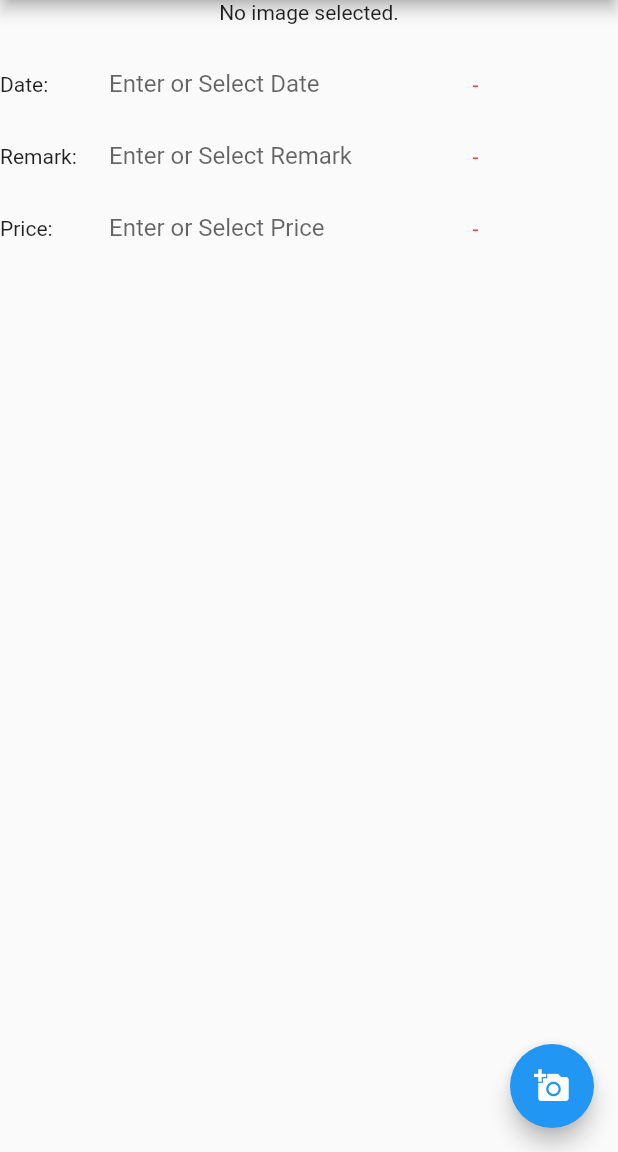
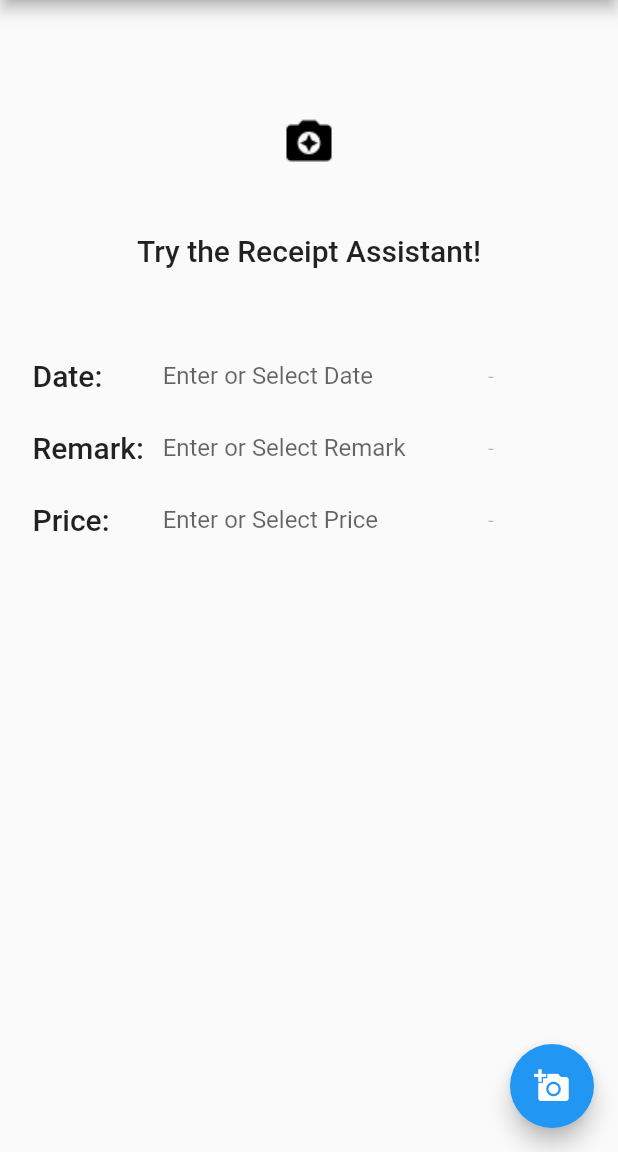
Before and after one commit to hilfritz/FlutterReceiptOcr, a Flutter app: the screen it shows after launch, after a tap on the "add a photo" icon, on a phone screen of 412 x 824 dp, the part 84-1236 px from its top. Run offline on Flutter 3.47's test engine with Material 2 defaults, Android fonts, the phone set to English and light mode, and no system bars; our stand-ins replace image_picker, jiffy, progress_dialog, rxdart; missing offline and left inert: firebase_ml_vision; accounts and stored records are empty.

Commit message:
updated ui, fixed error where textfields get reset to empty

```diff
--- a/sampleocr/lib/main.dart
+++ b/sampleocr/lib/main.dart
@@ -2,16 +2,20 @@ import 'dart:io';
 
 import 'package:firebase_ml_vision/firebase_ml_vision.dart';
 import 'package:flutter/material.dart';
+import 'package:flutter/services.dart';
 import 'package:image_picker/image_picker.dart';
 import 'package:rxdart/src/subjects/publish_subject.dart';
 import 'package:sampleocr/receiptusecase.dart';
+import 'package:progress_dialog/progress_dialog.dart';
 
 import 'receipt_parser.dart';
 import 'package:jiffy/jiffy.dart';
 
 void main() => runApp(MyApp());
 
-
+enum TextFieldType{
+  DATE, REMARK, PRICE
+}
 
 class MyApp extends StatelessWidget {
   // This widget is the root of your application.
@@ -42,7 +46,7 @@ class _MyHomePageState extends State<MyHomePage> implements ReceiptUseCaseView{
   String _ocrResult = "";
   TextRecognizer textRecognizer = FirebaseVision.instance.textRecognizer();
   ReceiptUseCase receiptUseCase = new ReceiptUseCaseImpl();
-
+  double shorterDimention = 0;
   @override
   PublishSubject<List<String>> dateList;
   @override
@@ -56,6 +60,7 @@ class _MyHomePageState extends State<MyHomePage> implements ReceiptUseCaseView{
   @override
   String selectedPrice;
 
+  ProgressDialog pr;
 
   @override
   void initState() {
@@ -74,32 +79,71 @@ class _MyHomePageState extends State<MyHomePage> implements ReceiptUseCaseView{
 
   Future getImage() async {
     var image = await ImagePicker.pickImage(source: ImageSource.camera);
+    receiptUseCase.run(image, textRecognizer);
     setState(() {
       _image = image;
     });
-    FirebaseVisionImage visionImage = FirebaseVisionImage.fromFile(image);
-    final VisionText visionText = await textRecognizer.processImage(visionImage);
-    receiptUseCase.run(visionText);
+    //FirebaseVisionImage visionImage = FirebaseVisionImage.fromFile(image);
+    //final VisionText visionText = await textRecognizer.processImage(visionImage);
+    //receiptUseCase.run(visionText);
   }
 
   @override
   void showLoading() {
-
+    pr.show();
+    print("showLoading:");
   }
 
   @override
   void hideLoading() {
 
+
+    Future.delayed(const Duration(milliseconds: 1000), () {
+      pr.hide().then((x){
+        print("hideLoading:");
+      });
+
+    });
   }
+
+  void initProcessReceiptLoading(BuildContext context){
+    pr = new ProgressDialog(context,type: ProgressDialogType.Normal, isDismissible: true, showLogs: false);
+    pr.style(
+      message: 'Loading...',
+      borderRadius: 10.0,
+      backgroundColor: Colors.white,
+      progressWidget: CircularProgressIndicator(),
+      elevation: 10.0,
+      insetAnimCurve: Curves.easeInOut,
+      progress: 0.0,
+      maxProgress: 100.0,
+      progressTextStyle: TextStyle(
+        color: Colors.black, fontSize: 13.0, fontWeight: FontWeight.w400),
+      messageTextStyle: TextStyle(
+        color: Colors.black, fontSize: 19.0, fontWeight: FontWeight.w600)
+      );
+  }
+
+  void hideKeyboard(){
+    FocusScope.of(context).requestFocus(FocusNode());
+  }
+
+  var dateController = TextEditingController();
+  var remarkController = TextEditingController();
+  var priceController = TextEditingController();
 
   @override
   Widget build(BuildContext context) {
+    //pr = new ProgressDialog(context);
+    initProcessReceiptLoading(context);
     double width = MediaQuery.of(context).size.width;
     double height = MediaQuery.of(context).size.height;
 
     double receiptWidthHeight = 0;
     double textFieldWidth = 0;
-    double shorterDimention = 0;
+
+
+    //See: https://pub.dev/packages/autocomplete_textfield
     if (width<height){
       receiptWidthHeight = width * 0.5;
       shorterDimention = width;
@@ -112,11 +156,14 @@ class _MyHomePageState extends State<MyHomePage> implements ReceiptUseCaseView{
     double labelWidth = shorterDimention * 0.25;
     double remarkWidth = shorterDimention * 0.65;
     double dropdownWidth = shorterDimention * 0.1;
+    double captureIconWidth = shorterDimention * 0.3;
+
+    var firstRow = getColumn(dateController, "Date:", "Enter or Select Date", dateList.stream, selectedDate, TextFieldType.DATE);
+    var secodRow = getColumn(remarkController, "Remark:", "Enter or Select Remark",  nameList.stream, selectedName, TextFieldType.REMARK);
+    var thirdRow = getColumn(priceController, "Price:", "Enter or Select Price", priceList.stream, selectedPrice, TextFieldType.PRICE);
+    //var thirdRow = Container();
 
 
-    var firstRow = getColumn(TextEditingController(), "Date:", "Enter or Select Date", dateList.stream, selectedDate);
-    var secodRow = getColumn(TextEditingController(), "Remark:", "Enter or Select Remark",  nameList.stream, selectedName);
-    var thirdRow = getColumn(TextEditingController(), "Price:", "Enter or Select Price", priceList.stream, selectedPrice);
     /*
     var firstRow = Row(
                   mainAxisAlignment: MainAxisAlignment.center,
@@ -200,7 +247,30 @@ class _MyHomePageState extends State<MyHomePage> implements ReceiptUseCaseView{
         child: Column(
           children: <Widget>[
             _image == null
-                ? Text('No image selected.')
+                ? Column(
+                  children: <Widget>[
+                    //Padding(padding: EdgeInsets.all(16.0),),
+                    //Text('Enter Receipt Details Below', style: Theme.of(context).textTheme.title,),
+                    //Padding(padding: EdgeInsets.all(16.0),),
+                    //Text('OR'),
+                    Padding(
+                      padding: EdgeInsets.all(16.0),
+                    ),
+                    GestureDetector(
+                        onTap: ()  {
+                          getImage();
+                        },
+                        child: Column(
+                        children: <Widget>[
+                          Image.asset('assets/images/camera1.png', width: captureIconWidth, height: captureIconWidth,),
+                          Text('Try the Receipt Assistant!',  style: Theme.of(context).textTheme.title)
+                        ],
+                      ),
+                    ),
+                    Padding(padding: EdgeInsets.all(16.0),),
+
+                  ],
+                )
                 : Image.file(_image, width: receiptWidthHeight, height: receiptWidthHeight,),
                 Text("")
             ,
@@ -219,24 +289,61 @@ class _MyHomePageState extends State<MyHomePage> implements ReceiptUseCaseView{
   }
 
 
-  Widget getColumn(TextEditingController controller, String label, String hint, Stream stream, String selected){
+  Widget getTextFieldByTextFieldType(TextFieldType textFieldType, TextEditingController controller, hint){
+    if (textFieldType==TextFieldType.DATE){
+
+      return TextField(
+        controller: controller,
+        decoration: InputDecoration(
+            border: InputBorder.none,
+            hintText: hint
+        ),
+      );
+    }
+    if (textFieldType==TextFieldType.REMARK){
+
+      return TextField(
+        controller: controller,
+        decoration: InputDecoration(
+            border: InputBorder.none,
+            hintText: hint
+        ),
+      );
+    }
+    if (textFieldType==TextFieldType.PRICE){
+
+      return TextField(
+        controller: controller,
+          keyboardType: TextInputType.numberWithOptions(decimal: true, signed: false),
+          inputFormatters: <TextInputFormatter>[
+            WhitelistingTextInputFormatter.digitsOnly
+          ],
+        decoration: InputDecoration(
+            border: InputBorder.none,
+            hintText: hint
+        ),
+      );
+    }
+    return Container();
+  }
+
+  Widget getColumn(TextEditingController controller, String label, String hint, Stream stream, String selected, TextFieldType textFieldType){
     return Row(
       mainAxisAlignment: MainAxisAlignment.center,
       mainAxisSize: MainAxisSize.max,
       children: [
         Expanded(
-            flex: 15,
-            child: Text(label,  textAlign: TextAlign.left,)
+            flex: 5,
+            child: Container(),
+        ),
+        Expanded(
+            flex: 20,
+            child: Text(label,  textAlign: TextAlign.left, style: Theme.of(context).textTheme.title,)
         ),
         Expanded(
           flex: 50,
-          child: TextField(
-            controller: controller,
-            decoration: InputDecoration(
-                border: InputBorder.none,
-                hintText: hint
-            ),
-          ),
+          child:
+          getTextFieldByTextFieldType(textFieldType, controller, hint)
         )
         ,
         Expanded(
@@ -253,7 +360,7 @@ class _MyHomePageState extends State<MyHomePage> implements ReceiptUseCaseView{
         if (snapshot.hasData){
           return buildDropwDown(snapshot.data, hint, selected, controller);
         }
-        return Text("-",  textAlign: TextAlign.left,style: TextStyle(color: Colors.red), textDirection: TextDirection.ltr);
+        return Text("-",  textAlign: TextAlign.left,style: TextStyle(color: Colors.black26), textDirection: TextDirection.ltr);
 
       },
     );
@@ -262,10 +369,16 @@ class _MyHomePageState extends State<MyHomePage> implements ReceiptUseCaseView{
   Widget buildDropwDown(List<String> list, String hint, String selected, TextEditingController controller) {
     List<DropdownMenuItem<String>> dropdownMenuItemList = List.generate(list.length, (i){
       return DropdownMenuItem<String>(
-        child: Text(
-            list[i],
-            textAlign: TextAlign.left,
-            style: TextStyle(color: Colors.blueGrey)),
+        child:
+          Container(
+            width: shorterDimention * 0.5,
+            child: Text(
+                list[i],
+                textAlign: TextAlign.left,
+                style: TextStyle(color: Colors.blueGrey, )
+
+            ),
+          ),
         value: i.toString(),
       );
     });
@@ -276,15 +389,37 @@ class _MyHomePageState extends State<MyHomePage> implements ReceiptUseCaseView{
           selected = list[int.parse(val)];
           controller.text = selected;
         },
-
+        autofocus: false,
         hint: Text(hint, textAlign: TextAlign.left, style: TextStyle(color: Colors.redAccent)));
 
     //return dropdownButton;
 
     //https://github.com/flutter/flutter/issues/16606
-    return DropdownButtonHideUnderline(
-      child: dropdownButton
+    //return DropdownButtonHideUnderline(
+    //  child: dropdownButton
+    //);
+
+
+    var stack = Stack(
+      children: <Widget>[
+
+        Container(
+          width: 50,
+          color: Colors.transparent,
+          child: Image.asset('assets/images/dropdown.png', height: 50,),
+        ),
+        Container(
+          width: 50,
+          color: Colors.transparent,
+          child: DropdownButtonHideUnderline(
+              child: dropdownButton
+          ),
+        ),
+
+      ],
     );
+
+    return stack;
 
 
   }
--- a/sampleocr/lib/receiptusecase.dart
+++ b/sampleocr/lib/receiptusecase.dart
@@ -1,3 +1,5 @@
+import 'dart:io';
+
 import 'package:firebase_ml_vision/firebase_ml_vision.dart';
 import 'package:rxdart/rxdart.dart';
 import 'package:sampleocr/Receipt.dart';
@@ -6,7 +8,8 @@ abstract class ReceiptUseCase{
   ReceiptUseCaseView view;
 
   void init(ReceiptUseCaseView view);
-  void run(VisionText visionText);
+  //void run(VisionText visionText);
+  void run(File file, TextRecognizer textRecognizer);
   void dispose();
 }
 abstract class ReceiptUseCaseView{
@@ -45,8 +48,10 @@ class ReceiptUseCaseImpl implements ReceiptUseCase{
   }
 
   @override
-  void run(VisionText visionText) {
+  void run(File image, TextRecognizer textRecognizer) async{
     view.showLoading();
+    FirebaseVisionImage visionImage = FirebaseVisionImage.fromFile(image);
+    final VisionText visionText = await textRecognizer.processImage(visionImage);
     Receipt receipt = receiptParser.getParsedReceiptFromVisionText(visionText);
     if (receipt==null){
       view.hideLoading();
@@ -87,6 +92,7 @@ class ReceiptUseCaseImpl implements ReceiptUseCase{
       view.dateList.add(receipt.dateList);
     }
 
+    view.hideLoading();
 
   }
 
```
Also changed, not shown: sampleocr/pubspec.yaml (+4 -3 lines), sampleocr/assets/images/camera1.png (added), sampleocr/assets/images/dropdown.png (added), sampleocr/pubspec.lock.
